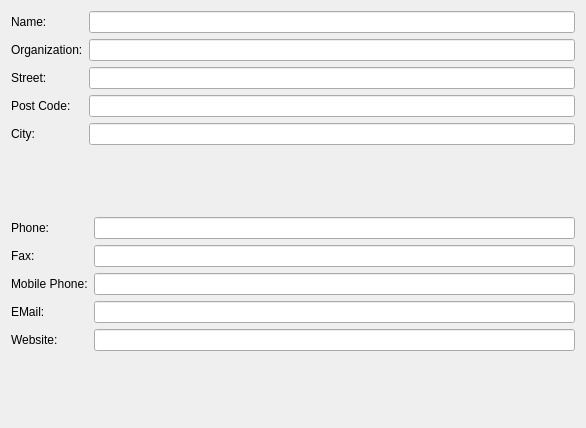
Old version of the form src/identity.ui in the repository dragotin/kraft.
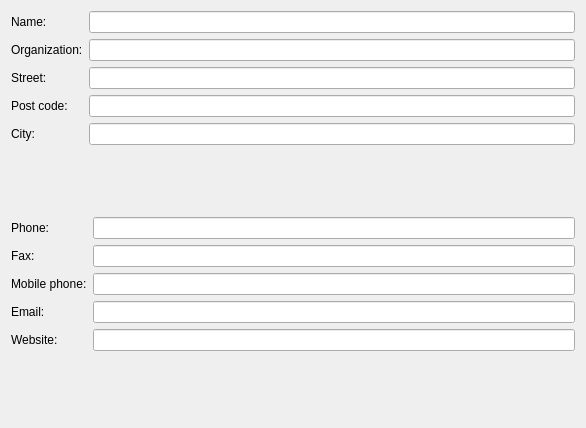
New version of the form.

What changed in the file:
```diff
--- a/src/identity.ui
+++ b/src/identity.ui
@@ -49,7 +49,7 @@
      <item row="3" column="0">
       <widget class="QLabel" name="postCodeLabel">
        <property name="text">
-        <string>Post Code:</string>
+        <string>Post code:</string>
        </property>
       </widget>
      </item>
@@ -93,7 +93,7 @@
      <item row="2" column="0">
       <widget class="QLabel" name="mobileLabel">
        <property name="text">
-        <string>Mobile Phone:</string>
+        <string>Mobile phone:</string>
        </property>
       </widget>
      </item>
@@ -103,7 +103,7 @@
      <item row="3" column="0">
       <widget class="QLabel" name="emailLabel">
        <property name="text">
-        <string>EMail:</string>
+        <string>Email:</string>
        </property>
       </widget>
      </item>
```
